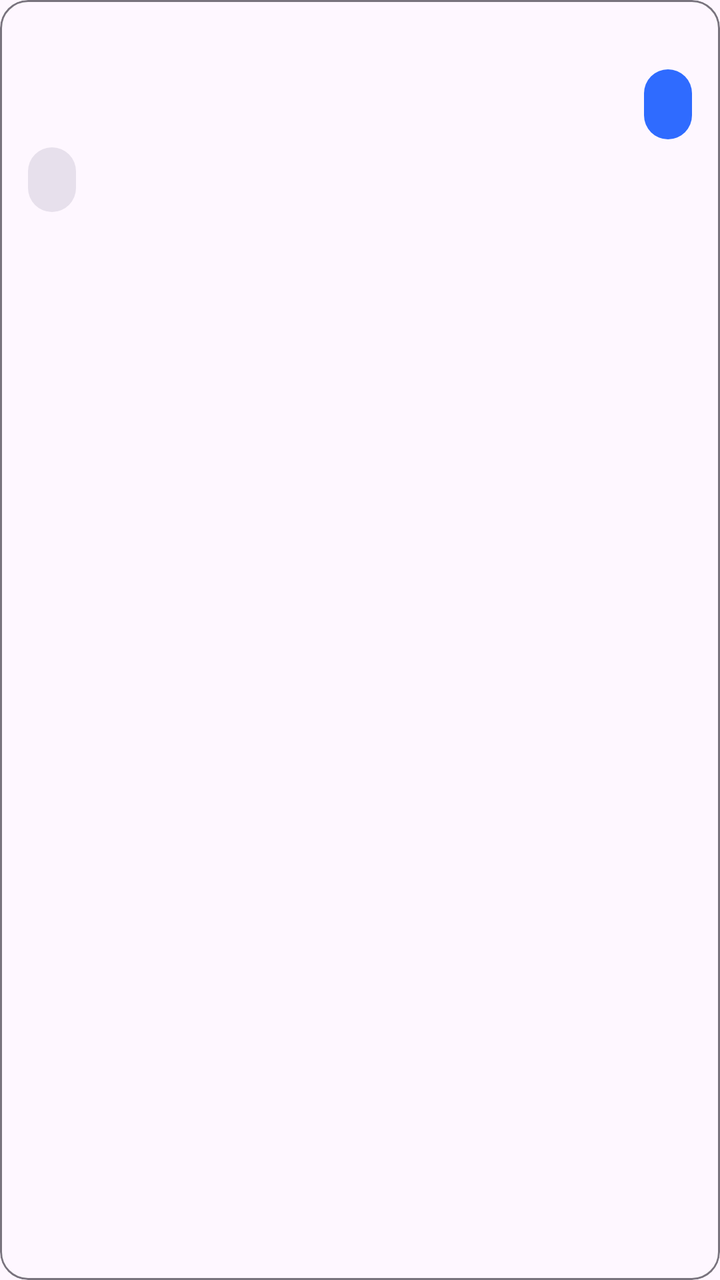
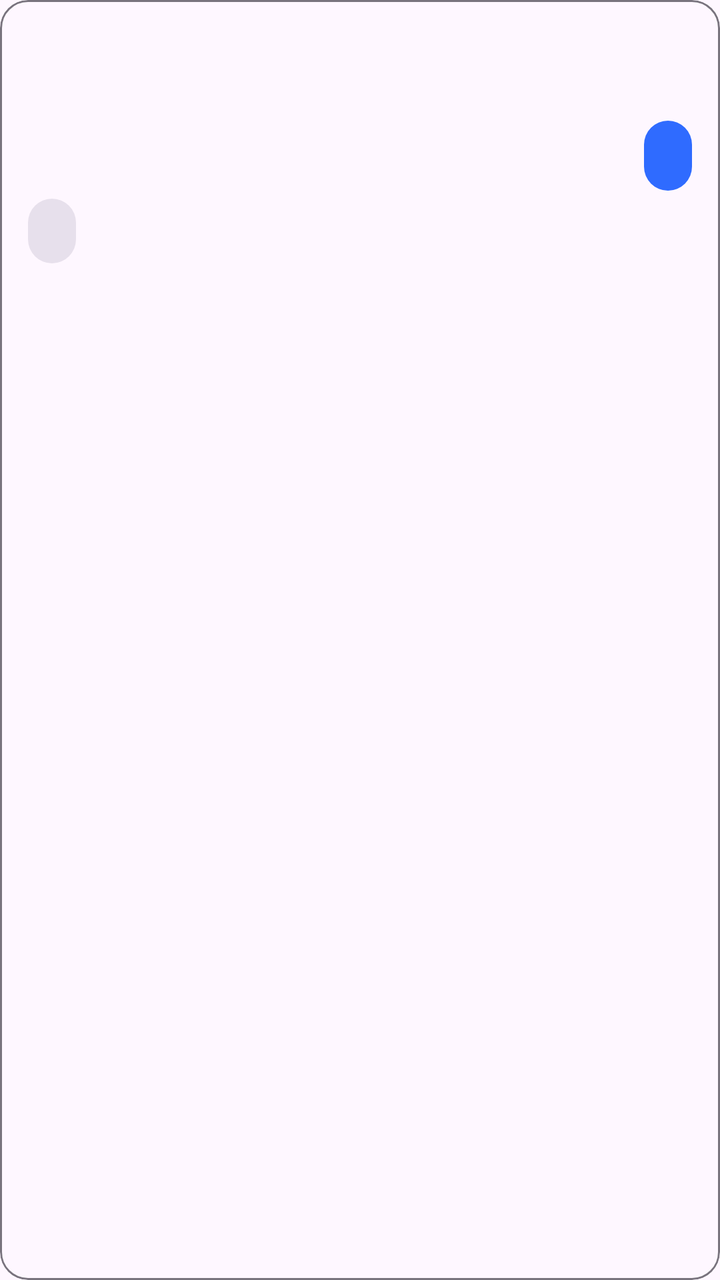

The first picture is an Android layout as it rendered before a commit; the second is the same layout after the commit. The layout source and the unified diff follow.
<!-- AndroidManifest.xml: application theme Theme.ScreenMemory -->
<!-- res/layout/item_history.xml -->
<?xml version="1.0" encoding="utf-8"?>
<com.google.android.material.card.MaterialCardView xmlns:android="http://schemas.android.com/apk/res/android"
    xmlns:app="http://schemas.android.com/apk/res-auto"
    android:layout_width="match_parent"
    android:layout_height="wrap_content"
    android:layout_marginTop="4dp"
    android:layout_marginBottom="8dp"
    android:clickable="true"
    android:focusable="true"
    android:foreground="?attr/selectableItemBackground"
    app:cardCornerRadius="14dp"
    app:cardElevation="0dp"
    app:strokeColor="?attr/colorOutline"
    app:strokeWidth="1dp">

    <LinearLayout
        android:layout_width="match_parent"
        android:layout_height="wrap_content"
        android:orientation="vertical"
        android:padding="14dp">

        <TextView
            android:id="@+id/tvItemMeta"
            android:layout_width="match_parent"
            android:layout_height="wrap_content"
            android:textColor="?android:attr/textColorSecondary"
            android:textSize="11sp" />

        <LinearLayout
            android:layout_width="match_parent"
            android:layout_height="wrap_content"
            android:layout_marginTop="6dp"
            android:gravity="end"
            android:orientation="horizontal">

            <TextView
                android:id="@+id/tvItemQuestion"
                android:layout_width="wrap_content"
                android:layout_height="wrap_content"
                android:background="@drawable/bg_chat_user"
                android:ellipsize="end"
                android:maxLines="2"
                android:maxWidth="286dp"
                android:paddingStart="12dp"
                android:paddingTop="8dp"
                android:paddingEnd="12dp"
                android:paddingBottom="8dp"
                android:textColor="?attr/colorOnPrimary"
                android:textSize="14sp" />
        </LinearLayout>

        <LinearLayout
            android:layout_width="match_parent"
            android:layout_height="wrap_content"
            android:layout_marginTop="4dp"
            android:gravity="start"
            android:orientation="horizontal">

            <TextView
                android:id="@+id/tvItemAnswer"
                android:layout_width="wrap_content"
                android:layout_height="wrap_content"
                android:background="@drawable/bg_chat_ai"
                android:ellipsize="end"
                android:lineSpacingExtra="2dp"
                android:maxLines="2"
                android:maxWidth="286dp"
                android:paddingStart="12dp"
                android:paddingTop="8dp"
                android:paddingEnd="12dp"
                android:paddingBottom="8dp"
                android:textColor="?android:attr/textColorPrimary"
                android:textSize="12sp" />
        </LinearLayout>
    </LinearLayout>
</com.google.android.material.card.MaterialCardView>
<!-- resources referenced by this layout -->
<resources>
  <!-- drawable bg_chat_ai (drawable) -->
  <?xml version="1.0" encoding="utf-8"?>
  <shape xmlns:android="http://schemas.android.com/apk/res/android"
      android:shape="rectangle">
      <solid android:color="?attr/colorSurfaceVariant" />
      <corners android:radius="18dp" />
  </shape>
  <!-- drawable bg_chat_user (drawable) -->
  <?xml version="1.0" encoding="utf-8"?>
  <shape xmlns:android="http://schemas.android.com/apk/res/android"
      android:shape="rectangle">
      <solid android:color="?attr/colorPrimary" />
      <corners android:radius="18dp" />
  </shape>
  <style name="Theme.ScreenMemory" parent="Theme.Material3.DayNight.NoActionBar">
          <item name="colorPrimary">#FF2F6BFF</item>
          <item name="colorOnPrimary">#FFFFFFFF</item>
          <item name="colorPrimaryContainer">#FFE8EFFF</item>
          <item name="colorOnPrimaryContainer">#FF12131A</item>
          <item name="android:statusBarColor">@android:color/transparent</item>
          <item name="android:windowLightStatusBar">true</item>
      </style>
</resources>

<!-- the commit's change to res/layout/item_history.xml (unified diff, before → after) -->
@@ -3,8 +3,8 @@
     xmlns:app="http://schemas.android.com/apk/res-auto"
     android:layout_width="match_parent"
     android:layout_height="wrap_content"
-    android:layout_marginTop="4dp"
-    android:layout_marginBottom="8dp"
+    android:layout_marginTop="8dp"
+    android:layout_marginBottom="16dp"
     android:clickable="true"
     android:focusable="true"
     android:foreground="?attr/selectableItemBackground"
@@ -20,9 +20,20 @@
         android:padding="14dp">
 
         <TextView
+            android:id="@+id/tvItemTitle"
+            android:layout_width="match_parent"
+            android:layout_height="wrap_content"
+            android:ellipsize="end"
+            android:maxLines="1"
+            android:textColor="?android:attr/textColorPrimary"
+            android:textSize="16sp"
+            android:textStyle="bold" />
+
+        <TextView
             android:id="@+id/tvItemMeta"
             android:layout_width="match_parent"
             android:layout_height="wrap_content"
+            android:layout_marginTop="4dp"
             android:textColor="?android:attr/textColorSecondary"
             android:textSize="11sp" />
 
